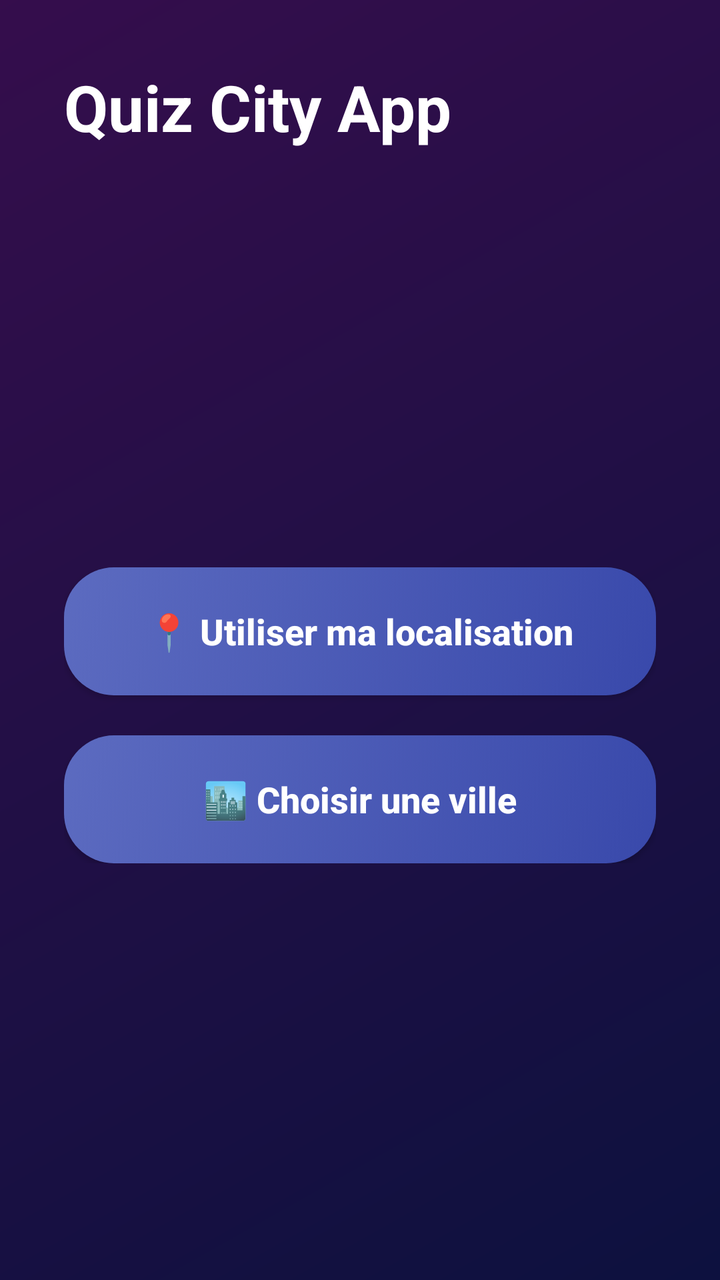
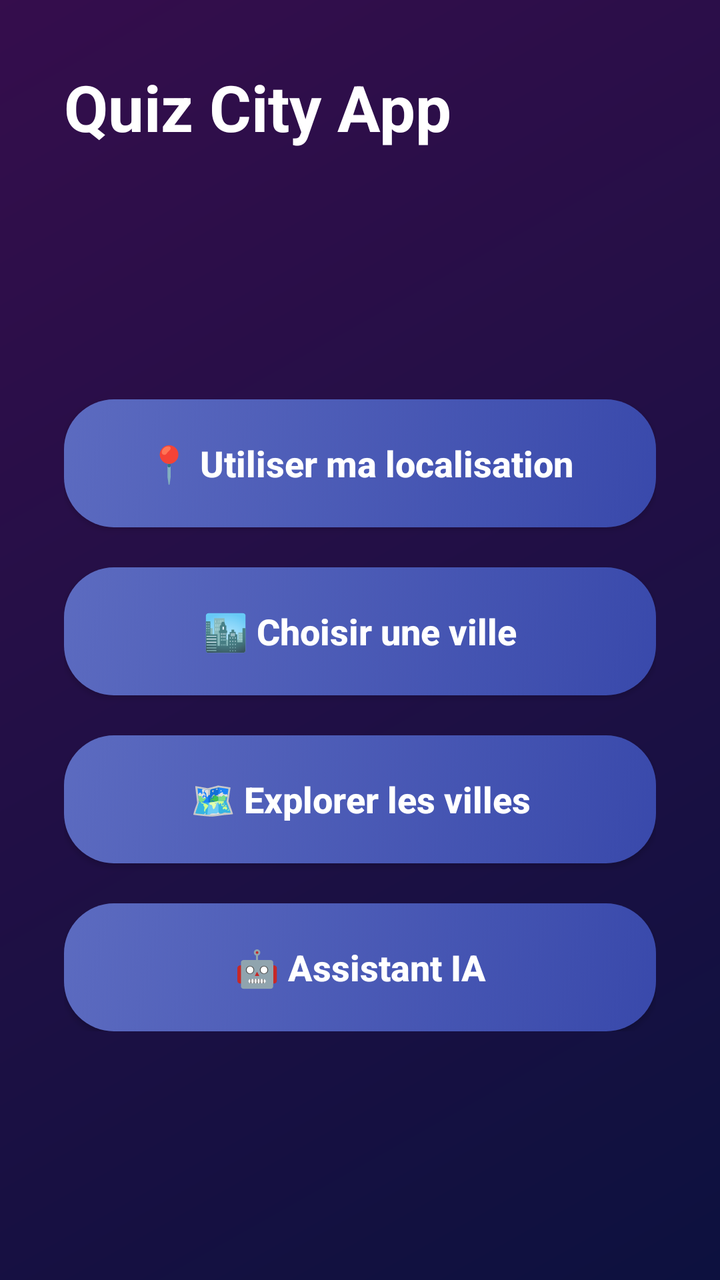

The first picture is an Android layout as it rendered before a commit; the second is the same layout after the commit. The layout source and the unified diff follow.
<!-- AndroidManifest.xml: application theme Theme.QuizApp_elAlami -->
<!-- res/layout/activity_main.xml -->
<?xml version="1.0" encoding="utf-8"?>
<androidx.constraintlayout.widget.ConstraintLayout xmlns:android="http://schemas.android.com/apk/res/android"
    xmlns:app="http://schemas.android.com/apk/res-auto"
    android:layout_width="match_parent"
    android:layout_height="match_parent"
    android:background="@drawable/bg">

    
    <View
        android:layout_width="match_parent"
        android:layout_height="match_parent"
        android:background="#80000000" />

    
    <TextView
        android:id="@+id/title"
        android:layout_width="wrap_content"
        android:layout_height="wrap_content"
        android:layout_margin="32dp"
        android:text="Quiz City App"
        android:textColor="#FFFFFF"
        android:textSize="32sp"
        android:textStyle="bold"
        app:layout_constraintStart_toStartOf="parent"
        app:layout_constraintTop_toTopOf="parent" />

    <LinearLayout
        android:layout_width="match_parent"
        android:layout_height="wrap_content"
        android:gravity="center"
        android:orientation="vertical"
        android:padding="32dp"
        app:layout_constraintBottom_toBottomOf="parent"
        app:layout_constraintTop_toBottomOf="@id/title">

        
        <Button
            android:id="@+id/btnLocation"
            android:layout_width="match_parent"
            android:layout_height="64dp"
            android:layout_marginBottom="20dp"
            android:background="@drawable/button_primary"
            android:text="📍 Utiliser ma localisation"
            android:textAllCaps="false"
            android:textColor="#FFFFFF"
            android:textSize="18sp"
            android:textStyle="bold" />

        
        <Button
            android:id="@+id/btnChooseCity"
            android:layout_width="match_parent"
            android:layout_height="64dp"
            android:background="@drawable/button_primary"
            android:text="🏙️ Choisir une ville"
            android:textAllCaps="false"
            android:textColor="#FFFFFF"
            android:textSize="18sp"
            android:textStyle="bold" />

    </LinearLayout>

</androidx.constraintlayout.widget.ConstraintLayout>
<!-- resources referenced by this layout -->
<resources>
  <!-- drawable bg (drawable) -->
  <?xml version="1.0" encoding="utf-8"?>
  <shape xmlns:android="http://schemas.android.com/apk/res/android">
      <gradient
          android:angle="135"
          android:endColor="#6A1B9A"
          android:startColor="#1A237E" />
  </shape>
  <!-- drawable button_primary (drawable) -->
  <?xml version="1.0" encoding="utf-8"?>
  <ripple xmlns:android="http://schemas.android.com/apk/res/android"
      android:color="#40FFFFFF">
      <item>
          <selector>
              <item android:state_pressed="true">
                  <shape>
                      <gradient
                          android:startColor="#1A237E"
                          android:endColor="#3949AB"
                          android:angle="135"/>
                      <corners android:radius="25dp" />
                  </shape>
              </item>
              <item>
                  <shape>
                      <gradient
                          android:startColor="#3949AB"
                          android:endColor="#5C6BC0"
                          android:angle="135"/>
                      <corners android:radius="25dp" />
                  </shape>
              </item>
          </selector>
      </item>
  </ripple>
  <style name="Theme.QuizApp_elAlami" parent="Base.Theme.QuizApp_elAlami" />
  <style name="Base.Theme.QuizApp_elAlami" parent="Theme.Material3.DayNight.NoActionBar">
          
          <item name="colorPrimary">@color/primary_blue</item>
          <item name="colorSecondary">@color/primary_green</item>
      </style>
  <color name="primary_blue">#2196F3</color>
  <color name="primary_green">#4CAF50</color>
</resources>

<!-- the commit's change to res/layout/activity_main.xml (unified diff, before → after) -->
@@ -51,8 +51,34 @@
             android:id="@+id/btnChooseCity"
             android:layout_width="match_parent"
             android:layout_height="64dp"
+            android:layout_marginBottom="20dp"
             android:background="@drawable/button_primary"
             android:text="🏙️ Choisir une ville"
+            android:textAllCaps="false"
+            android:textColor="#FFFFFF"
+            android:textSize="18sp"
+            android:textStyle="bold" />
+
+        
+        <Button
+            android:id="@+id/btnExplorer"
+            android:layout_width="match_parent"
+            android:layout_height="64dp"
+            android:layout_marginBottom="20dp"
+            android:background="@drawable/button_primary"
+            android:text="🗺️ Explorer les villes"
+            android:textAllCaps="false"
+            android:textColor="#FFFFFF"
+            android:textSize="18sp"
+            android:textStyle="bold" />
+
+        
+        <Button
+            android:id="@+id/btnAI"
+            android:layout_width="match_parent"
+            android:layout_height="64dp"
+            android:background="@drawable/button_primary"
+            android:text="🤖 Assistant IA"
             android:textAllCaps="false"
             android:textColor="#FFFFFF"
             android:textSize="18sp"
